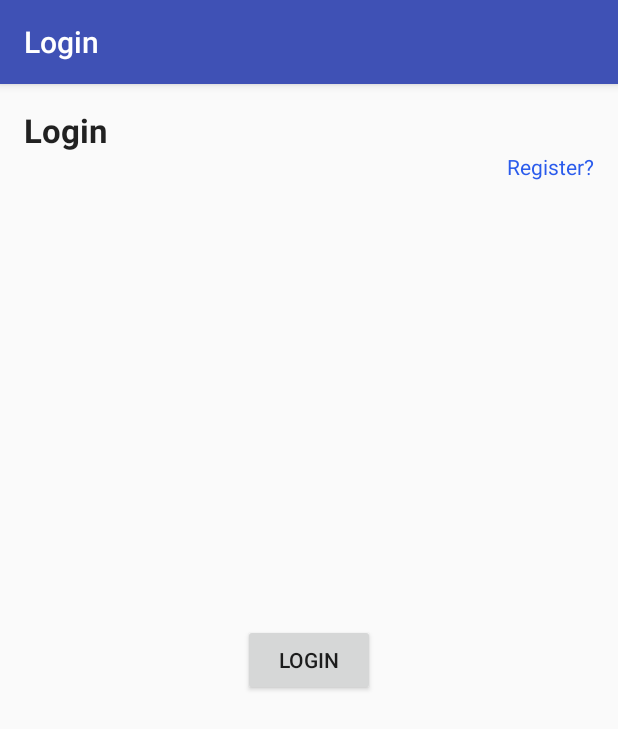
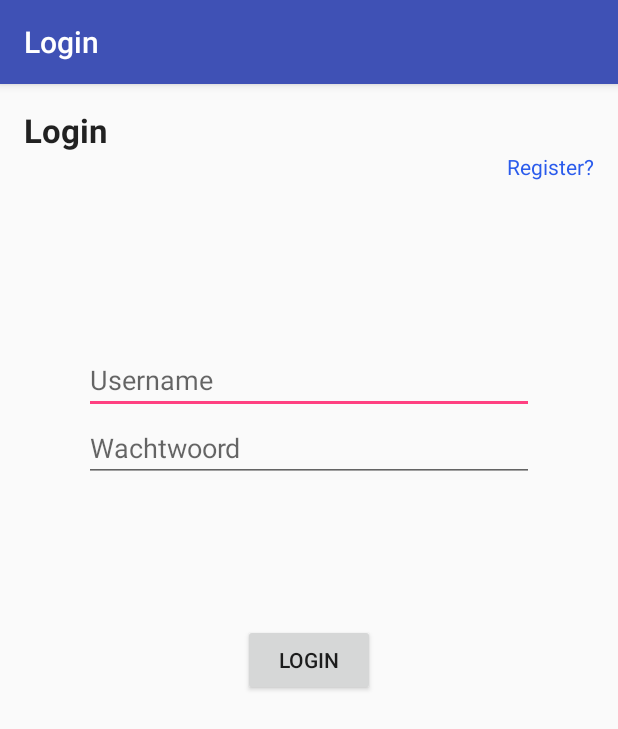
Before and after one commit to MSchleiffert/ShakeIt-android, an Android app: the screen it shows after launch (Login), on a phone screen of 412 x 824 dp. Shown: the top 729 px of the screen. Run offline under Robolectric (Android 15) with nearby library versions, the phone set to English and light mode, and no system bars.

Commit message:
Login get locations method WIP save location globals is nu singleton main is listener van user id

```diff
--- a/app/src/main/AndroidManifest.xml
+++ b/app/src/main/AndroidManifest.xml
@@ -4,6 +4,7 @@
 
     <uses-permission android:name="android.permission.ACCESS_COARSE_LOCATION" />
     <uses-permission android:name="android.permission.ACCESS_FINE_LOCATION" />
+    <uses-permission android:name="android.permission.INTERNET" />
 
     <!-- To auto-complete the email text field in the login form with the user's emails -->
     <uses-permission android:name="android.permission.GET_ACCOUNTS" />
--- a/app/src/main/java/com/example/menno/shakeit/Connector/ExecuteAsync.java
+++ b/app/src/main/java/com/example/menno/shakeit/Connector/ExecuteAsync.java
@@ -18,7 +18,7 @@ import java.net.URL;
  * Created by Menno on 9-6-2016.
  */
 public class ExecuteAsync extends AsyncTask<String, String, String> {
-    public final static String apiURL = "http://83.81.49.19/";
+    public final static String apiURL = "http://dhb.jeroenkraan.eu/shakeit/api.php";
 
     private Activity activeActivity;
     private ApiStrategy activeStrategy;
@@ -70,6 +70,7 @@ public class ExecuteAsync extends AsyncTask<String, String, String> {
         } catch (Exception e) {
 
             System.out.println(e.getMessage());
+            Log.d("asyncERR", e.getMessage());
 
             return e.getMessage();
 
--- a/app/src/main/java/com/example/menno/shakeit/Connector/SaveRegistration.java
+++ b/app/src/main/java/com/example/menno/shakeit/Connector/SaveRegistration.java
@@ -29,7 +29,7 @@ public class SaveRegistration implements ApiJSONStrategy {
 
     @Override
     public String executeStrategy() {
-        return "/register";
+        return "/login/false";
     }
 
     @Override
--- a/app/src/main/java/com/example/menno/shakeit/MainActivity.java
+++ b/app/src/main/java/com/example/menno/shakeit/MainActivity.java
@@ -22,13 +22,17 @@ import android.view.Menu;
 import android.view.MenuItem;
 import android.widget.Toast;
 
+import com.example.menno.shakeit.Connector.ApiStrategy;
+import com.example.menno.shakeit.Connector.ExecuteAsync;
+import com.example.menno.shakeit.Connector.GetLocationList;
 import com.example.menno.shakeit.Models.Globals;
 import com.example.menno.shakeit.View.GetRandom;
 import com.example.menno.shakeit.View.Login;
 import com.example.menno.shakeit.View.SaveLocation;
 
-public class MainActivity extends AppCompatActivity implements ShakeEvent.ShakeListener {
+public class MainActivity extends AppCompatActivity implements ShakeEvent.ShakeListener, VariableChangeListener {
     private ShakeEvent sd;
+    private ExecuteAsync controller = new ExecuteAsync();
 
 
     @Override
@@ -37,6 +41,9 @@ public class MainActivity extends AppCompatActivity implements ShakeEvent.ShakeL
         setContentView(R.layout.activity_main);
         Toolbar toolbar = (Toolbar) findViewById(R.id.toolbar);
         setSupportActionBar(toolbar);
+
+        Globals global = Globals.getInstance();
+        global.setVariableChangeListener(MainActivity.this);
 
         if(!Globals.loggedin){
             Intent intent = new Intent(MainActivity.this, Login.class);
@@ -108,4 +115,12 @@ public class MainActivity extends AppCompatActivity implements ShakeEvent.ShakeL
         Intent intent = new Intent(MainActivity.this, GetRandom.class);
         startActivity(intent);
     }
+
+
+    @Override
+    public void onVariableChanged(int userId) {
+        ApiStrategy getList = new GetLocationList(userId);
+        controller.setStrategy(getList);
+        controller.executeStrategy();
+    }
 }
--- a/app/src/main/java/com/example/menno/shakeit/Models/Globals.java
+++ b/app/src/main/java/com/example/menno/shakeit/Models/Globals.java
@@ -1,4 +1,6 @@
 package com.example.menno.shakeit.Models;
+
+import com.example.menno.shakeit.VariableChangeListener;
 
 /**
  * Created by Menno on 9-6-2016.
@@ -6,4 +8,28 @@ package com.example.menno.shakeit.Models;
 public class Globals {
     public static boolean loggedin = false;
     public static boolean shaked = false;
+    public static int userId = 0;
+    VariableChangeListener variableChangeListener;
+
+    private static Globals global = new Globals( );
+
+    /* A private Constructor prevents any other
+     * class from instantiating.
+     */
+    private Globals(){ }
+
+    /* Static 'instance' method */
+    public static Globals getInstance( ) {
+        return global;
+    }
+
+    public void setVariableChangeListener(VariableChangeListener variableChangeListener) {
+        this.variableChangeListener = variableChangeListener;
+    }
+
+    public void notifyListener(){
+        variableChangeListener.onVariableChanged(userId);
+    }
+
+
 }
--- /dev/null
+++ b/app/src/main/java/com/example/menno/shakeit/VariableChangeListener.java
@@ -0,0 +1,8 @@
+package com.example.menno.shakeit;
+
+/**
+ * Created by Menno on 10-6-2016.
+ */
+public interface VariableChangeListener {
+    public void onVariableChanged(int userId);
+}
--- a/app/src/main/java/com/example/menno/shakeit/View/Register.java
+++ b/app/src/main/java/com/example/menno/shakeit/View/Register.java
@@ -47,6 +47,7 @@ public class Register extends AppCompatActivity {
             try {
                 ApiStrategy registerUser = new SaveRegistration(userName.getText().toString(), password.getText().toString());
                 controller.setStrategy(registerUser);
+                controller.executeStrategy();
             } catch (JSONException e) {
                 e.printStackTrace();
             }
--- a/app/src/main/java/com/example/menno/shakeit/View/SaveLocation.java
+++ b/app/src/main/java/com/example/menno/shakeit/View/SaveLocation.java
@@ -56,8 +56,9 @@ public class SaveLocation extends AppCompatActivity {
         EditText etLocationName = (EditText) findViewById(R.id.locationName);
 
         try {
-            ApiStrategy saveLocation = new SaveLocationStrat(etLocationName.getText().toString(), etLongitude.getText().toString(), etLatitude.getText().toString());
+            ApiStrategy saveLocation = new SaveLocationStrat(Globals.userId, etLocationName.getText().toString(), etLongitude.getText().toString(), etLatitude.getText().toString());
             controller.setStrategy(saveLocation);
+            controller.executeStrategy();
         } catch (JSONException e) {
             e.printStackTrace();
         }
--- a/app/src/main/res/layout/content_login.xml
+++ b/app/src/main/res/layout/content_login.xml
@@ -23,15 +23,6 @@
         android:layout_alignParentStart="true"
         android:textStyle="bold" />
 
-    <Button
-        android:layout_width="wrap_content"
-        android:layout_height="wrap_content"
-        android:text="Login"
-        android:id="@+id/btnLogin"
-        android:layout_centerVertical="true"
-        android:layout_centerHorizontal="true"
-        />
-
     <TextView
         android:layout_width="wrap_content"
         android:layout_height="wrap_content"
@@ -42,4 +33,57 @@
         android:layout_alignParentEnd="true"
         android:clickable="true"
         android:textColor="#2a5bec" />
+
+    <LinearLayout
+        android:layout_width="wrap_content"
+        android:layout_height="wrap_content"
+        android:orientation="vertical"
+        android:layout_below="@+id/textView4"
+        android:layout_centerHorizontal="true"
+        android:id="@+id/linearLayout">
+
+        <TextView
+            android:layout_width="wrap_content"
+            android:layout_height="wrap_content"
+            android:text="Login failed"
+            android:id="@+id/tvLoginFail"
+            android:layout_below="@+id/btnLogin"
+            android:layout_centerHorizontal="true"
+            android:layout_marginTop="43dp"
+            android:layout_gravity="center_horizontal"
+            android:textSize="20dp"
+            android:textColor="#fb0303"
+            android:visibility="invisible" />
+
+        <EditText
+            android:layout_width="wrap_content"
+            android:layout_height="wrap_content"
+            android:id="@+id/etUser"
+            android:layout_centerHorizontal="true"
+            android:layout_marginTop="88dp"
+            android:width="300dp"
+            android:hint="Username" />
+
+        <EditText
+            android:layout_width="wrap_content"
+            android:layout_height="wrap_content"
+            android:inputType="textPassword"
+            android:ems="10"
+            android:id="@+id/etPassword"
+            android:layout_centerVertical="true"
+            android:width="300dp"
+            android:hint="Wachtwoord" />
+
+        </LinearLayout>
+
+    <Button
+        android:layout_width="wrap_content"
+        android:layout_height="wrap_content"
+        android:text="Login"
+        android:id="@+id/btnLogin"
+        android:layout_centerVertical="true"
+        android:layout_centerHorizontal="true"
+        />
+
+
 </RelativeLayout>
```
Also changed, not shown: app/src/main/java/com/example/menno/shakeit/Connector/GetLocationList.java (added, +63 -0 lines), app/src/main/java/com/example/menno/shakeit/Connector/LoginUser.java (added, +53 -0 lines), app/src/main/java/com/example/menno/shakeit/Connector/SaveLocationStrat.java (+5 -3 lines), app/src/main/java/com/example/menno/shakeit/View/Login.java (+21 -2 lines), app/src/main/res/layout/content_main.xml (+8 -5 lines).
